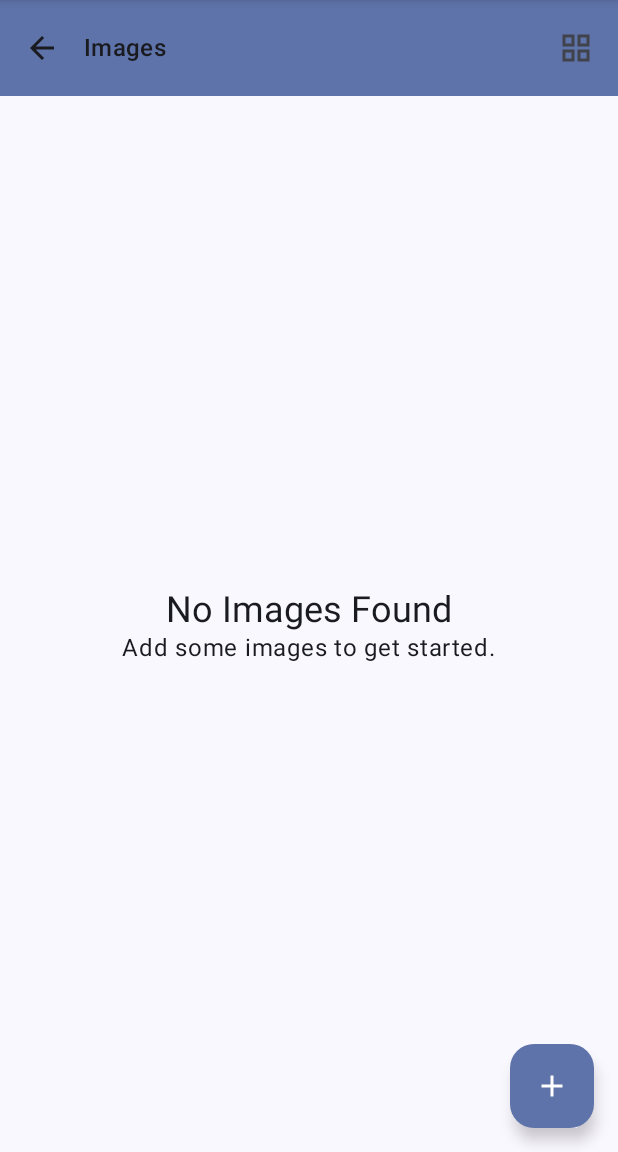
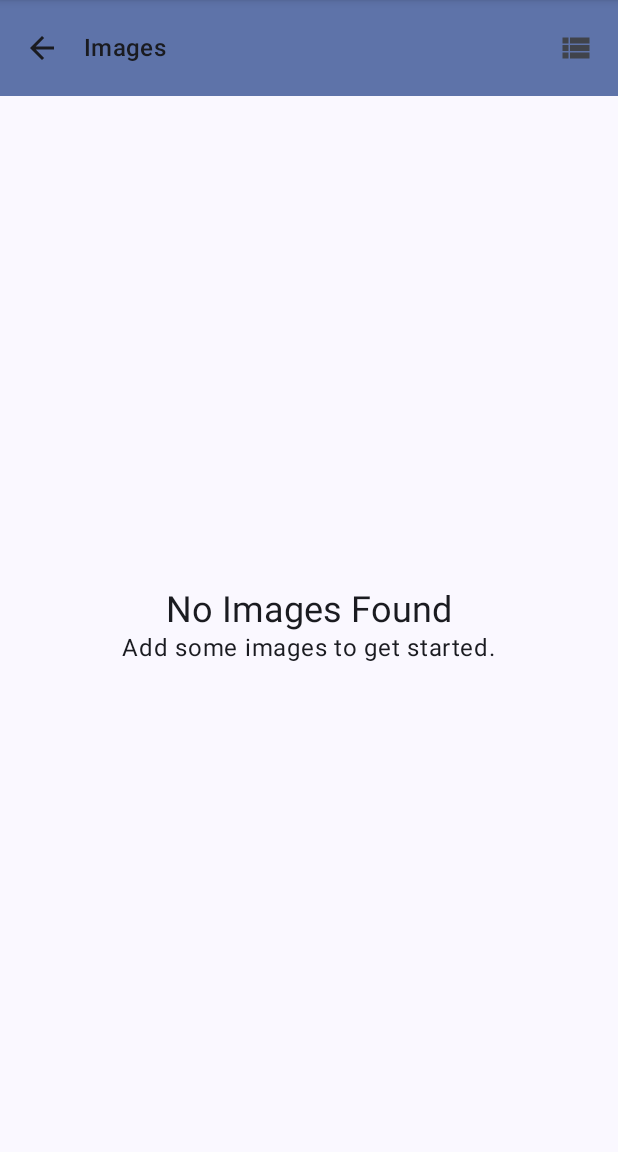
Before and after one commit to PARAM2013/I2, an Android app built with Jetpack Compose: the MainActivity screen opened directly, with no data from a screen before it, after a tap on "Images", on a phone screen of 412 x 824 dp, the part 84-1236 px from its top. Run offline under Robolectric (Android 15) with nearby library versions, the phone set to English and light mode, and no system bars; 1 statement that could not run was skipped.

Commit message:
feat: Update Images screen
- Remove FAB from Images screen to prevent adding new files/folders.
- Fix issue with images not appearing in the Images screen.
- Set grid view to display 3 images per line.

```diff
--- a/app/src/main/java/com/example/secure/file/FileManager.kt
+++ b/app/src/main/java/com/example/secure/file/FileManager.kt
@@ -307,6 +307,21 @@ object FileManager {
         stats.allFiles.sortBy { it.file.name }
 
         return stats
+    }
+
+    fun listAllFilesRecursively(directory: File): List<VaultFile> {
+        val allFiles = mutableListOf<VaultFile>()
+        val filesAndFolders = directory.listFiles() ?: return allFiles
+        for (file in filesAndFolders) {
+            if (file.isDirectory) {
+                allFiles.addAll(listAllFilesRecursively(file))
+            } else {
+                val category = getFileCategory(file.name)
+                val size = file.length()
+                allFiles.add(VaultFile(file, category, size))
+            }
+        }
+        return allFiles
     }
 
     fun createSubFolderInVault(folderName: String, parentRelativePath: String? = null): File? {
--- a/app/src/main/java/com/example/secure/ui/allfiles/ImagesScreen.kt
+++ b/app/src/main/java/com/example/secure/ui/allfiles/ImagesScreen.kt
@@ -36,6 +36,7 @@ import androidx.compose.material3.Text
 import androidx.compose.material3.TopAppBar
 import androidx.compose.material3.TopAppBarDefaults
 import androidx.compose.runtime.Composable
+import androidx.compose.runtime.LaunchedEffect
 import androidx.compose.runtime.collectAsState
 import androidx.compose.runtime.getValue
 import androidx.compose.ui.Alignment
@@ -78,21 +79,15 @@ fun ImagesScreen(
     val uiState by viewModel.uiState.collectAsState()
     val context = LocalContext.current
 
-    var showFabMenu by remember { mutableStateOf(false) }
+    LaunchedEffect(Unit) {
+        viewModel.loadAllImages()
+    }
+
     var expandedMenuForItemPath by remember { mutableStateOf<String?>(null) }
     var itemToRename by remember { mutableStateOf<Any?>(null) } // For Rename Dialog
     var showRenameDialog by remember { mutableStateOf(false) } // For Rename Dialog
-    var isGridView by remember { mutableStateOf(false) }
+    var isGridView by remember { mutableStateOf(true) }
 
-    val filePickerLauncher = rememberLauncherForActivityResult(
-        contract = ActivityResultContracts.GetMultipleContents(),
-        onResult = { uris ->
-            if (uris.isNotEmpty()) {
-                viewModel.importFiles(uris) // ViewModel's importFiles uses currentPath
-            }
-            showFabMenu = false // Close menu after selection or cancellation
-        }
-    )
 
     Scaffold(
         topBar = {
@@ -126,35 +121,6 @@ fun ImagesScreen(
                 }
             )
         },
-        floatingActionButton = {
-            Column(horizontalAlignment = Alignment.End) {
-                if (showFabMenu) {
-                    SmallFloatingActionButton(
-                        onClick = {
-                            viewModel.requestCreateFolderDialog(true)
-                            showFabMenu = false
-                        },
-                        modifier = Modifier.padding(bottom = 8.dp)
-                    ) {
-                        Icon(Icons.Filled.CreateNewFolder, stringResource(R.string.fab_create_folder))
-                    }
-                    SmallFloatingActionButton(
-                        onClick = {
-                            filePickerLauncher.launch("image/*")
-                        },
-                        modifier = Modifier.padding(bottom = 16.dp)
-                    ) {
-                        Icon(Icons.Filled.UploadFile, stringResource(R.string.fab_import_file))
-                    }
-                }
-                FloatingActionButton(onClick = { showFabMenu = !showFabMenu }) {
-                    Icon(
-                        imageVector = if (showFabMenu) Icons.Filled.Close else Icons.Filled.Add,
-                        contentDescription = stringResource(R.string.fab_options_toggle)
-                    )
-                }
-            }
-        }
     ) { paddingValues ->
         Box(
             modifier = Modifier
@@ -203,7 +169,7 @@ fun ImagesScreen(
                 } else {
                     if (isGridView) {
                         LazyVerticalGrid(
-                            columns = GridCells.Adaptive(minSize = 128.dp),
+                            columns = GridCells.Fixed(3),
                             modifier = Modifier.fillMaxSize(),
                             verticalArrangement = Arrangement.spacedBy(4.dp),
                             horizontalArrangement = Arrangement.spacedBy(4.dp)
--- a/app/src/main/java/com/example/secure/ui/dashboard/MainDashboardViewModel.kt
+++ b/app/src/main/java/com/example/secure/ui/dashboard/MainDashboardViewModel.kt
@@ -127,6 +127,31 @@ class MainDashboardViewModel(application: Application) : AndroidViewModel(applic
         loadPathContents(newPath)
         // Refresh global categories as operations like delete/import in subfolders affect global counts
         loadGlobalDashboardCategories()
+    }
+
+    fun loadAllImages() {
+        _uiState.update { it.copy(isLoading = true, error = null) } // Clear previous error
+        viewModelScope.launch {
+            try {
+                val allFiles = fileManager.listAllFilesRecursively(FileManager.getVaultDirectory())
+                val imageFiles = allFiles.filter { it.category == FileManager.FileCategory.PHOTO }
+                _uiState.update {
+                    it.copy(
+                        isLoading = false,
+                        imageFiles = imageFiles,
+                        error = null
+                    )
+                }
+            } catch (e: Exception) {
+                Log.e("MainDashboardVM", "Error loading all images", e)
+                _uiState.update {
+                    it.copy(
+                        isLoading = false,
+                        error = "Failed to load images: ${e.message}"
+                    )
+                }
+            }
+        }
     }
 
     private fun formatAllFilesSubtitle(stats: FileManager.VaultStats): String {
```
